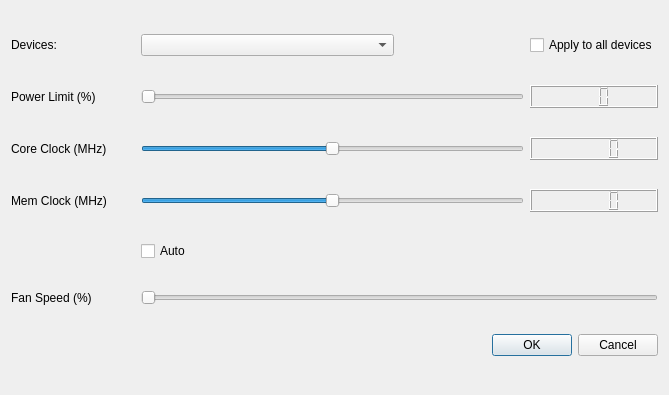
This is nvocdialog.ui in orkblutt/MinerLamp as Qt 5 draws it before an edit. The edited form follows.
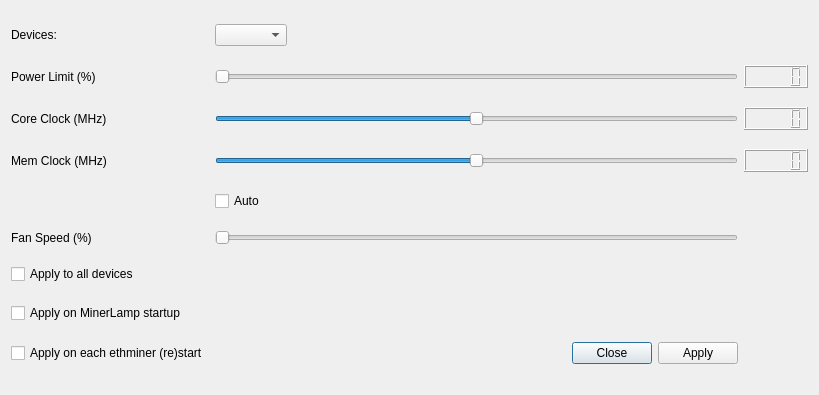
This is the edited form.

Patch:
```diff
--- a/nvocdialog.ui
+++ b/nvocdialog.ui
@@ -6,7 +6,7 @@
    <rect>
     <x>0</x>
     <y>0</y>
-    <width>669</width>
+    <width>819</width>
     <height>395</height>
    </rect>
   </property>
@@ -14,21 +14,14 @@
    <string>nVidia OC options</string>
   </property>
   <layout class="QGridLayout" name="gridLayout">
-   <item row="4" column="0">
-    <widget class="QLabel" name="label_2">
+   <item row="0" column="0">
+    <widget class="QLabel" name="label_5">
      <property name="text">
-      <string>Core Clock (MHz)</string>
+      <string>Devices:</string>
      </property>
     </widget>
    </item>
-   <item row="11" column="1" colspan="4">
-    <widget class="QSlider" name="horizontalSlider_4">
-     <property name="orientation">
-      <enum>Qt::Horizontal</enum>
-     </property>
-    </widget>
-   </item>
-   <item row="0" column="1" colspan="2">
+   <item row="0" column="1">
     <widget class="QComboBox" name="comboBoxDevice"/>
    </item>
    <item row="1" column="0">
@@ -38,38 +31,34 @@
      </property>
     </widget>
    </item>
-   <item row="0" column="0">
-    <widget class="QLabel" name="label_5">
-     <property name="text">
-      <string>Devices:</string>
+   <item row="1" column="1" colspan="2">
+    <widget class="QSlider" name="horizontalSliderPowerPercent">
+     <property name="minimum">
+      <number>50</number>
      </property>
-    </widget>
-   </item>
-   <item row="7" column="0">
-    <widget class="QLabel" name="label_3">
-     <property name="text">
-      <string>Mem Clock (MHz)</string>
+     <property name="maximum">
+      <number>100</number>
      </property>
-    </widget>
-   </item>
-   <item row="13" column="3" colspan="2">
-    <widget class="QDialogButtonBox" name="buttonBox">
      <property name="orientation">
       <enum>Qt::Horizontal</enum>
      </property>
-     <property name="standardButtons">
-      <set>QDialogButtonBox::Cancel|QDialogButtonBox::Ok</set>
+    </widget>
+   </item>
+   <item row="1" column="3">
+    <widget class="QLCDNumber" name="lcdNumberPowerPercent">
+     <property name="digitCount">
+      <number>5</number>
      </property>
     </widget>
    </item>
-   <item row="11" column="0">
-    <widget class="QLabel" name="label_4">
+   <item row="2" column="0">
+    <widget class="QLabel" name="label_2">
      <property name="text">
-      <string>Fan Speed (%)</string>
+      <string>Core Clock (MHz)</string>
      </property>
     </widget>
    </item>
-   <item row="4" column="1" colspan="3">
+   <item row="2" column="1" colspan="2">
     <widget class="QSlider" name="horizontalSliderGpuOffset">
      <property name="minimum">
       <number>-200</number>
@@ -82,7 +71,17 @@
      </property>
     </widget>
    </item>
-   <item row="7" column="1" colspan="3">
+   <item row="2" column="3">
+    <widget class="QLCDNumber" name="lcdNumberGpuOffset"/>
+   </item>
+   <item row="3" column="0">
+    <widget class="QLabel" name="label_3">
+     <property name="text">
+      <string>Mem Clock (MHz)</string>
+     </property>
+    </widget>
+   </item>
+   <item row="3" column="1" colspan="2">
     <widget class="QSlider" name="horizontalSliderMemOffset">
      <property name="minimum">
       <number>-1500</number>
@@ -95,46 +94,61 @@
      </property>
     </widget>
    </item>
-   <item row="7" column="4">
+   <item row="3" column="3">
     <widget class="QLCDNumber" name="lcdNumberMemClock"/>
    </item>
-   <item row="4" column="4">
-    <widget class="QLCDNumber" name="lcdNumberGpuOffset"/>
-   </item>
-   <item row="1" column="4">
-    <widget class="QLCDNumber" name="lcdNumberPowerPercent">
-     <property name="digitCount">
-      <number>3</number>
-     </property>
-    </widget>
-   </item>
-   <item row="1" column="1" colspan="3">
-    <widget class="QSlider" name="horizontalSliderPowerPercent">
-     <property name="minimum">
-      <number>50</number>
-     </property>
-     <property name="maximum">
-      <number>100</number>
-     </property>
-     <property name="orientation">
-      <enum>Qt::Horizontal</enum>
-     </property>
-    </widget>
-   </item>
-   <item row="8" column="1">
-    <widget class="QCheckBox" name="checkBox">
+   <item row="4" column="1">
+    <widget class="QCheckBox" name="checkBoxAutoSpeedFan">
      <property name="text">
       <string>Auto</string>
      </property>
     </widget>
    </item>
-   <item row="0" column="4">
-    <widget class="QCheckBox" name="checkBox_2">
+   <item row="5" column="0">
+    <widget class="QLabel" name="label_4">
+     <property name="text">
+      <string>Fan Speed (%)</string>
+     </property>
+    </widget>
+   </item>
+   <item row="5" column="1" colspan="2">
+    <widget class="QSlider" name="horizontalSlider_4">
+     <property name="orientation">
+      <enum>Qt::Horizontal</enum>
+     </property>
+    </widget>
+   </item>
+   <item row="6" column="0">
+    <widget class="QCheckBox" name="checkBoxAllDevices">
      <property name="text">
       <string>Apply to all devices</string>
      </property>
     </widget>
    </item>
+   <item row="7" column="0">
+    <widget class="QCheckBox" name="checkBoxOCMLStartup">
+     <property name="text">
+      <string>Apply on MinerLamp startup</string>
+     </property>
+    </widget>
+   </item>
+   <item row="8" column="0">
+    <widget class="QCheckBox" name="checkBoxOCMinerStart">
+     <property name="text">
+      <string>Apply on each ethminer (re)start</string>
+     </property>
+    </widget>
+   </item>
+   <item row="8" column="2">
+    <widget class="QDialogButtonBox" name="buttonBox">
+     <property name="orientation">
+      <enum>Qt::Horizontal</enum>
+     </property>
+     <property name="standardButtons">
+      <set>QDialogButtonBox::Apply|QDialogButtonBox::Close</set>
+     </property>
+    </widget>
+   </item>
   </layout>
  </widget>
  <resources/>
```
